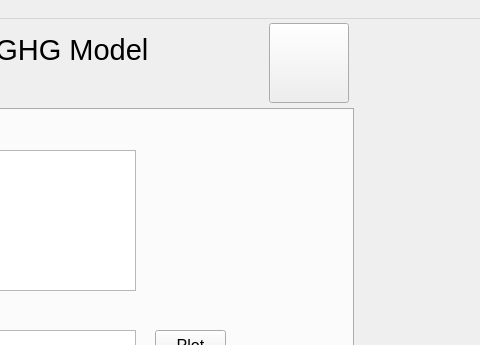
The window that usepa_omega2_gui/elements/omega_gui_v22.ui (USEPA/EPA_OMEGA_Model) describes before a commit, drawn with Qt 5; both pictures show x 387 to 867 and y 0 to 345 of the 1115 by 774 pixel window.
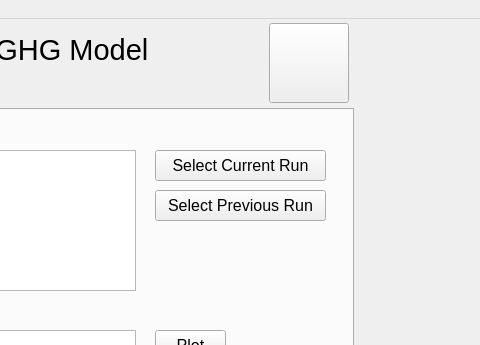
The same window after the commit.

Commit message: Update GUI Plotting for Multiple Scenarios

```diff
--- a/usepa_omega2_gui/elements/omega_gui_v22.ui
+++ b/usepa_omega2_gui/elements/omega_gui_v22.ui
@@ -599,6 +599,54 @@
        <string>Available Scenarios</string>
       </property>
      </widget>
+     <widget class="QPushButton" name="select_plot_2">
+      <property name="geometry">
+       <rect>
+        <x>530</x>
+        <y>80</y>
+        <width>171</width>
+        <height>31</height>
+       </rect>
+      </property>
+      <property name="font">
+       <font>
+        <family>Arial</family>
+        <pointsize>12</pointsize>
+        <weight>50</weight>
+        <bold>false</bold>
+       </font>
+      </property>
+      <property name="toolTip">
+       <string>Opens an existing OMEGA 2 Configuration File</string>
+      </property>
+      <property name="text">
+       <string>Select Previous Run</string>
+      </property>
+     </widget>
+     <widget class="QPushButton" name="select_plot_3">
+      <property name="geometry">
+       <rect>
+        <x>530</x>
+        <y>40</y>
+        <width>171</width>
+        <height>31</height>
+       </rect>
+      </property>
+      <property name="font">
+       <font>
+        <family>Arial</family>
+        <pointsize>12</pointsize>
+        <weight>50</weight>
+        <bold>false</bold>
+       </font>
+      </property>
+      <property name="toolTip">
+       <string>Opens an existing OMEGA 2 Configuration File</string>
+      </property>
+      <property name="text">
+       <string>Select Current Run</string>
+      </property>
+     </widget>
     </widget>
    </widget>
    <widget class="QLabel" name="main_title_1_label">
```
The commit also changes 1 other file.
